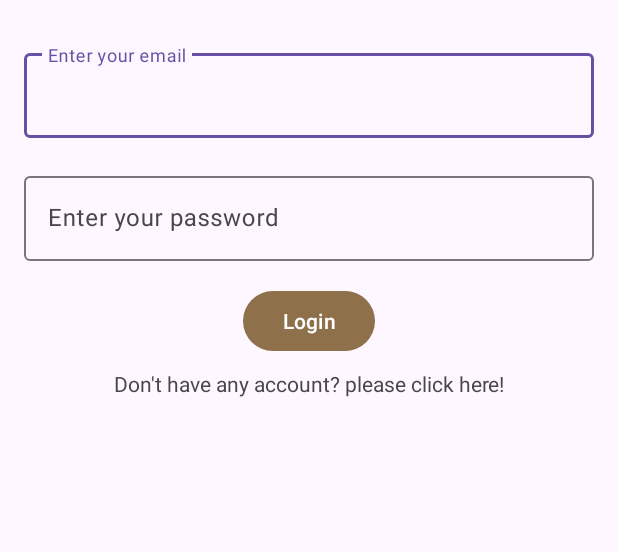
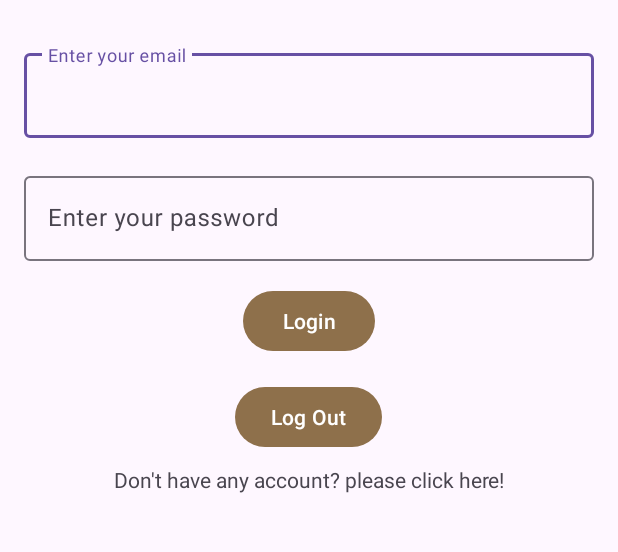
Before and after one commit to tehilarefaeli/notesProjct, an Android app: the screen it shows after launch (LoginActivity), on a phone screen of 412 x 824 dp, the part 181-733 px from its top. Run offline under Robolectric (Android 15) with nearby library versions, the phone set to English and light mode, and no system bars; our stand-ins replace Firebase (no records; nobody signed in at launch, a user with empty details on screens opened directly), navigation-ui.

```diff
--- a/app/src/main/java/com/example/notesapp/AddNoteFragment.kt
+++ b/app/src/main/java/com/example/notesapp/AddNoteFragment.kt
@@ -8,6 +8,7 @@ import android.view.LayoutInflater
 import android.view.View
 import android.view.ViewGroup
 import android.widget.Toast
+import androidx.activity.addCallback
 import androidx.navigation.fragment.findNavController
 import com.example.notesapp.activities.ui.main.Resource
 import com.example.notesapp.activities.ui.main.models.Note
@@ -36,8 +37,14 @@ class AddNoteFragment : Fragment() {
         savedInstanceState: Bundle?
     ): View {
         binding = FragmentAddNoteBinding.inflate(inflater)
+        val callback = requireActivity().onBackPressedDispatcher.addCallback(viewLifecycleOwner){
+            findNavController().navigate(R.id.action_addNoteFragment_to_listNotesFragment)
+        }
+        callback.isEnabled =true
         return binding.root
     }
+
+
 
     override fun onViewCreated(view: View, savedInstanceState: Bundle?) {
         super.onViewCreated(view, savedInstanceState)
--- a/app/src/main/java/com/example/notesapp/AddNoteViewModel.kt
+++ b/app/src/main/java/com/example/notesapp/AddNoteViewModel.kt
@@ -106,6 +106,7 @@ class AddNoteViewModel : ViewModel() {
             }
     }
 
+
     sealed class NoteResource {
         data object OnUpdate : NoteResource()
         data object  OnAdded : NoteResource()
--- a/app/src/main/java/com/example/notesapp/activities/ui/main/LoginFragment.kt
+++ b/app/src/main/java/com/example/notesapp/activities/ui/main/LoginFragment.kt
@@ -67,6 +67,13 @@ class LoginFragment : Fragment() {
         binding?.signUp?.setOnClickListener {
             findNavController().navigate(R.id.login_to_create_action)
         }
+
+        binding?.logout?.setOnClickListener {
+            FirebaseAuth.getInstance().signOut()
+            sharedPreferences.user = null // Set user to null to clear information
+            findNavController().navigate(R.id.login_to_create_action) // Replace with your desired destination
+        }
+
     }
 
     override fun onResume() {
--- a/app/src/main/res/layout/fragment_main.xml
+++ b/app/src/main/res/layout/fragment_main.xml
@@ -54,6 +54,14 @@
         android:text="@string/login"
         app:backgroundTint="#FF8E704B"/>
 
+    <com.google.android.material.button.MaterialButton
+        android:id="@+id/logout"
+        android:layout_width="wrap_content"
+        android:layout_height="wrap_content"
+        android:layout_marginTop="16dp"
+        android:text="@string/logout"
+        app:backgroundTint="#FF8E704B"/>
+
     <TextView
         android:id="@+id/sign_up"
         android:layout_width="match_parent"
--- a/app/src/main/res/navigation/login_nav.xml
+++ b/app/src/main/res/navigation/login_nav.xml
@@ -27,18 +27,26 @@
     <fragment
         android:id="@+id/listNotesFragment"
         android:name="com.example.notesapp.MyListNotesFragment"
-        android:label="fragment_list_notes"
+        android:label="List notes"
         tools:layout="@layout/fragment_list_notes" >
         <action
             android:id="@+id/action_listNotesFragment_to_addNoteFragment"
             app:destination="@id/addNoteFragment" />
+        <action
+            android:id="@+id/action_listNotesFragment_to_login"
+            app:destination="@id/login" />
     </fragment>
 
     <fragment
 
         android:id="@+id/addNoteFragment"
         android:name="com.example.notesapp.AddNoteFragment"
-        android:label="fragment_add_note"
-        tools:layout="@layout/fragment_add_note" />
+        android:label="Add your note"
+
+        tools:layout="@layout/fragment_add_note" >
+        <action
+            android:id="@+id/action_addNoteFragment_to_listNotesFragment"
+            app:destination="@id/listNotesFragment" />
+    </fragment>
 
 </navigation>
--- a/app/src/main/res/values/strings.xml
+++ b/app/src/main/res/values/strings.xml
@@ -24,4 +24,5 @@
     <string name="post_shared_successfully">Post shared successfully</string>
     <string name="person">Person</string>
     <string name="enter_your_location">Entrt your location</string>
+    <string name="logout">Log Out</string>
 </resources>
```
